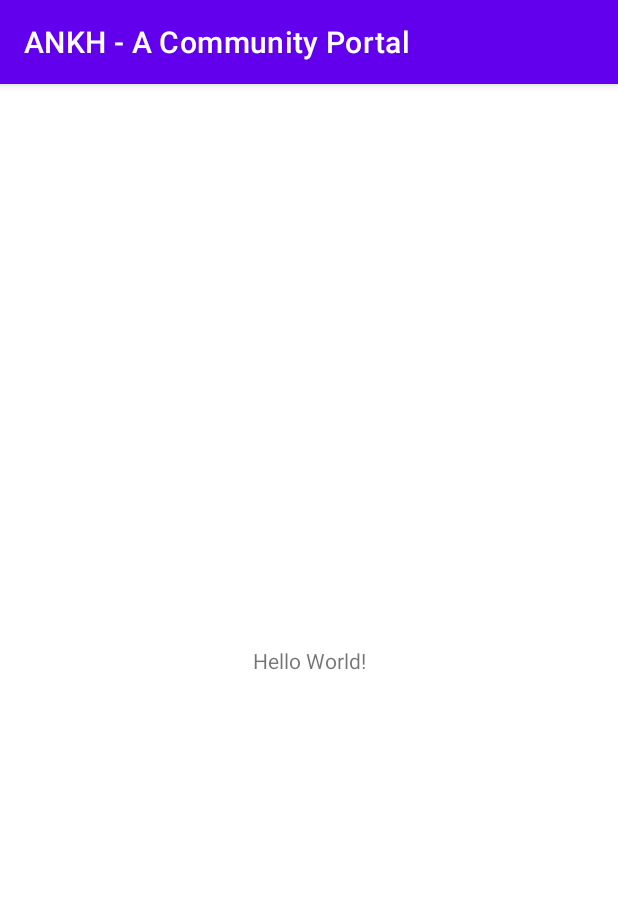
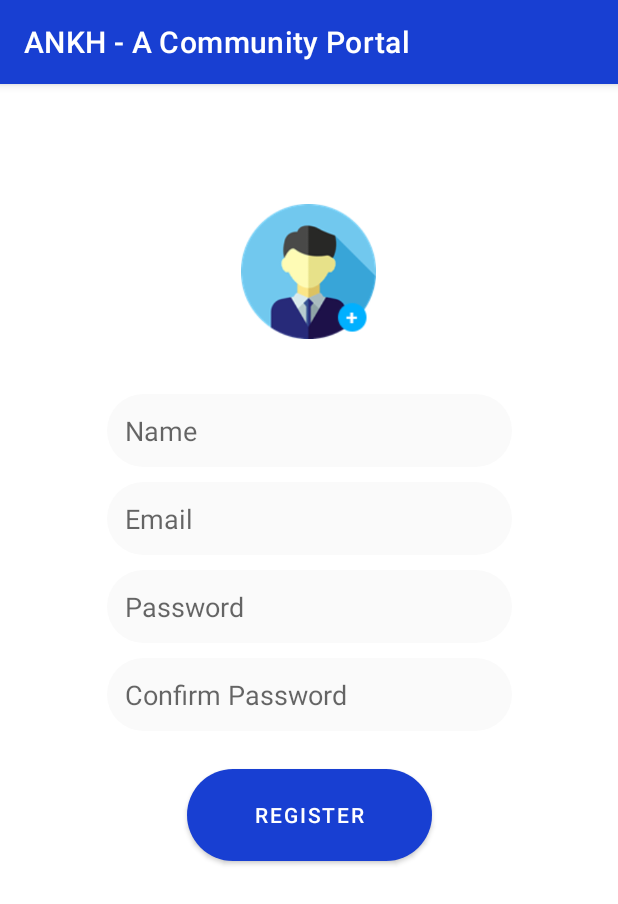
Before and after one commit to AkP2809/ANKH-A_Community_Portal, an Android app: the screen it shows after launch (MainActivity before the commit, RegistrationActivity after it), on a phone screen of 412 x 824 dp. Shown: the top 904 px of the screen. Run offline under Robolectric (Android 15) with nearby library versions, the phone set to English and light mode, and no system bars; our stand-ins replace Firebase (no records; nobody signed in at launch, a user with empty details on screens opened directly).

Commit message:
Registration

```diff
--- a/app/build.gradle
+++ b/app/build.gradle
@@ -1,5 +1,6 @@
 plugins {
     id 'com.android.application'
+    id 'com.google.gms.google-services'
 }
 
 android {
@@ -36,4 +37,9 @@ dependencies {
     testImplementation 'junit:junit:4.+'
     androidTestImplementation 'androidx.test.ext:junit:1.1.1'
     androidTestImplementation 'androidx.test.espresso:espresso-core:3.2.0'
+
+    implementation platform('com.google.firebase:firebase-bom:26.8.0')
+    implementation 'com.google.firebase:firebase-auth'
+    implementation 'com.google.firebase:firebase-storage'
+    implementation 'com.google.firebase:firebase-analytics'
 }
--- a/app/src/main/AndroidManifest.xml
+++ b/app/src/main/AndroidManifest.xml
@@ -1,6 +1,8 @@
 <?xml version="1.0" encoding="utf-8"?>
 <manifest xmlns:android="http://schemas.android.com/apk/res/android"
     package="com.example.ankhcommunity">
+
+    <uses-permission android:name="android.permission.READ_EXTERNAL_STORAGE" />
 
     <application
         android:allowBackup="true"
@@ -9,7 +11,8 @@
         android:roundIcon="@mipmap/ic_launcher_round"
         android:supportsRtl="true"
         android:theme="@style/Theme.ANKHACommunityPortal">
-        <activity android:name=".MainActivity">
+        <activity android:name=".Activities.HomePageActivity"></activity>
+        <activity android:name=".Activities.RegistrationActivity">
             <intent-filter>
                 <action android:name="android.intent.action.MAIN" />
 
--- a/app/src/main/java/com/example/ankhcommunity/MainActivity.java
+++ b/app/src/main/java/com/example/ankhcommunity/Activities/HomePageActivity.java
@@ -1,14 +1,16 @@
-package com.example.ankhcommunity;
+package com.example.ankhcommunity.Activities;
 
 import androidx.appcompat.app.AppCompatActivity;
 
 import android.os.Bundle;
 
-public class MainActivity extends AppCompatActivity {
+import com.example.ankhcommunity.R;
+
+public class HomePageActivity extends AppCompatActivity {
 
     @Override
     protected void onCreate(Bundle savedInstanceState) {
         super.onCreate(savedInstanceState);
-        setContentView(R.layout.activity_main);
+        setContentView(R.layout.activity_home_page);
     }
 }
--- /dev/null
+++ b/app/src/main/res/drawable/reg_btn_style.xml
@@ -0,0 +1,5 @@
+<?xml version="1.0" encoding="utf-8"?>
+<shape xmlns:android="http://schemas.android.com/apk/res/android">
+    <solid android:color="@color/colorPrimary"/>
+    <corners android:radius="40dp"/>
+</shape>
--- /dev/null
+++ b/app/src/main/res/drawable/reg_edittext_style.xml
@@ -0,0 +1,7 @@
+<?xml version="1.0" encoding="utf-8"?>
+<shape xmlns:android="http://schemas.android.com/apk/res/android">
+    <solid android:color="#fafafa"/>
+    <corners android:radius="28dp"/>
+    <padding android:left="12dp" android:right="12dp"
+        android:bottom="12dp" android:top="12dp"/>
+</shape>
--- a/app/src/main/res/layout/activity_main.xml
+++ b/app/src/main/res/layout/activity_home_page.xml
@@ -4,15 +4,6 @@
     xmlns:tools="http://schemas.android.com/tools"
     android:layout_width="match_parent"
     android:layout_height="match_parent"
-    tools:context=".MainActivity">
-
-    <TextView
-        android:layout_width="wrap_content"
-        android:layout_height="wrap_content"
-        android:text="Hello World!"
-        app:layout_constraintBottom_toBottomOf="parent"
-        app:layout_constraintLeft_toLeftOf="parent"
-        app:layout_constraintRight_toRightOf="parent"
-        app:layout_constraintTop_toTopOf="parent" />
+    tools:context=".Activities.HomePageActivity">
 
 </androidx.constraintlayout.widget.ConstraintLayout>
--- /dev/null
+++ b/app/src/main/res/layout/activity_registration.xml
@@ -0,0 +1,113 @@
+<?xml version="1.0" encoding="utf-8"?>
+<androidx.constraintlayout.widget.ConstraintLayout xmlns:android="http://schemas.android.com/apk/res/android"
+    xmlns:app="http://schemas.android.com/apk/res-auto"
+    xmlns:tools="http://schemas.android.com/tools"
+    android:layout_width="match_parent"
+    android:layout_height="match_parent"
+    tools:context=".Activities.RegistrationActivity">
+
+    <ImageView
+        android:id="@+id/regPhoto"
+        android:layout_width="90dp"
+        android:layout_height="90dp"
+        android:layout_marginTop="80dp"
+        android:contentDescription="TODO"
+        android:src="@drawable/userphoto"
+        android:visibility="visible"
+        app:layout_constraintBottom_toTopOf="@+id/regName"
+        app:layout_constraintEnd_toEndOf="parent"
+        app:layout_constraintHorizontal_bias="0.498"
+        app:layout_constraintStart_toStartOf="parent"
+        app:layout_constraintTop_toTopOf="parent"
+        app:layout_constraintVertical_bias="0.0"
+        tools:visibility="visible" />
+
+    <androidx.constraintlayout.widget.Guideline
+        android:id="@+id/guideline"
+        android:layout_width="wrap_content"
+        android:layout_height="wrap_content"
+        android:orientation="horizontal"
+        app:layout_constraintGuide_begin="324dp" />
+
+    <EditText
+        android:id="@+id/regName"
+        android:layout_width="270dp"
+        android:layout_height="wrap_content"
+        android:layout_marginStart="8dp"
+        android:layout_marginEnd="8dp"
+        android:layout_marginBottom="10dp"
+        android:background="@drawable/reg_edittext_style"
+        android:ems="10"
+        android:hint="Name"
+        android:inputType="textPersonName"
+        app:layout_constraintBottom_toTopOf="@+id/regEmail"
+        app:layout_constraintEnd_toEndOf="parent"
+        app:layout_constraintStart_toStartOf="parent" />
+
+    <EditText
+        android:id="@+id/regEmail"
+        android:layout_width="270dp"
+        android:layout_height="wrap_content"
+        android:layout_marginStart="8dp"
+        android:layout_marginEnd="8dp"
+        android:layout_marginBottom="10dp"
+        android:background="@drawable/reg_edittext_style"
+        android:ems="10"
+        android:hint="Email"
+        android:inputType="textPersonName"
+        app:layout_constraintBottom_toTopOf="@+id/guideline"
+        app:layout_constraintEnd_toEndOf="parent"
+        app:layout_constraintStart_toStartOf="parent" />
+
+    <EditText
+        android:id="@+id/regPassword"
+        android:layout_width="270dp"
+        android:layout_height="wrap_content"
+        android:layout_marginStart="8dp"
+        android:layout_marginEnd="8dp"
+        android:background="@drawable/reg_edittext_style"
+        android:ems="10"
+        android:hint="Password"
+        android:inputType="textPassword"
+        app:layout_constraintEnd_toEndOf="parent"
+        app:layout_constraintStart_toStartOf="parent"
+        app:layout_constraintTop_toTopOf="@+id/guideline" />
+
+    <EditText
+        android:id="@+id/regConfirmPassword"
+        android:layout_width="270dp"
+        android:layout_height="wrap_content"
+        android:layout_marginStart="8dp"
+        android:layout_marginTop="10dp"
+        android:layout_marginEnd="8dp"
+        android:background="@drawable/reg_edittext_style"
+        android:ems="10"
+        android:hint="Confirm Password"
+        android:inputType="textPassword"
+        app:layout_constraintEnd_toEndOf="parent"
+        app:layout_constraintStart_toStartOf="parent"
+        app:layout_constraintTop_toBottomOf="@+id/regPassword" />
+
+    <Button
+        android:id="@+id/regBtn"
+        android:layout_width="163dp"
+        android:layout_height="61dp"
+        android:layout_marginBottom="28dp"
+        android:background="@drawable/reg_btn_style"
+        android:text="Register"
+        app:layout_constraintBottom_toBottomOf="parent"
+        app:layout_constraintEnd_toEndOf="parent"
+        app:layout_constraintStart_toStartOf="parent"
+        app:layout_constraintTop_toBottomOf="@+id/regConfirmPassword"
+        app:layout_constraintVertical_bias="0.103" />
+
+    <ProgressBar
+        android:id="@+id/progressBar"
+        style="?android:attr/progressBarStyle"
+        android:layout_width="wrap_content"
+        android:layout_height="wrap_content"
+        app:layout_constraintBottom_toBottomOf="@+id/regBtn"
+        app:layout_constraintEnd_toEndOf="@+id/regBtn"
+        app:layout_constraintStart_toStartOf="@+id/regBtn"
+        app:layout_constraintTop_toTopOf="@+id/regBtn" />
+</androidx.constraintlayout.widget.ConstraintLayout>
--- a/app/src/main/res/values-night/themes.xml
+++ /dev/null
@@ -1,16 +0,0 @@
-<resources xmlns:tools="http://schemas.android.com/tools">
-    <!-- Base application theme. -->
-    <style name="Theme.ANKHACommunityPortal" parent="Theme.MaterialComponents.DayNight.DarkActionBar">
-        <!-- Primary brand color. -->
-        <item name="colorPrimary">@color/purple_200</item>
-        <item name="colorPrimaryVariant">@color/purple_700</item>
-        <item name="colorOnPrimary">@color/black</item>
-        <!-- Secondary brand color. -->
-        <item name="colorSecondary">@color/teal_200</item>
-        <item name="colorSecondaryVariant">@color/teal_200</item>
-        <item name="colorOnSecondary">@color/black</item>
-        <!-- Status bar color. -->
-        <item name="android:statusBarColor" tools:targetApi="l">?attr/colorPrimaryVariant</item>
-        <!-- Customize your theme here. -->
-    </style>
-</resources>
--- a/app/src/main/res/values/colors.xml
+++ b/app/src/main/res/values/colors.xml
@@ -1,10 +1,7 @@
 <?xml version="1.0" encoding="utf-8"?>
 <resources>
-    <color name="purple_200">#FFBB86FC</color>
-    <color name="purple_500">#FF6200EE</color>
-    <color name="purple_700">#FF3700B3</color>
-    <color name="teal_200">#FF03DAC5</color>
-    <color name="teal_700">#FF018786</color>
-    <color name="black">#FF000000</color>
     <color name="white">#FFFFFFFF</color>
+    <color name="colorPrimary">#183FD2</color>
+    <color name="colorPrimaryDark">#183FD2</color>
+    <color name="colorAccent">#183FD2</color>
 </resources>
--- a/app/src/main/res/values/themes.xml
+++ b/app/src/main/res/values/themes.xml
@@ -1,14 +1,14 @@
 <resources xmlns:tools="http://schemas.android.com/tools">
     <!-- Base application theme. -->
-    <style name="Theme.ANKHACommunityPortal" parent="Theme.MaterialComponents.DayNight.DarkActionBar">
+    <style name="Theme.ANKHACommunityPortal" parent="Theme.MaterialComponents.Light.DarkActionBar">
         <!-- Primary brand color. -->
-        <item name="colorPrimary">@color/purple_500</item>
-        <item name="colorPrimaryVariant">@color/purple_700</item>
+        <item name="colorPrimary">@color/colorPrimary</item>
+        <item name="colorPrimaryVariant">@color/colorPrimary</item>
         <item name="colorOnPrimary">@color/white</item>
         <!-- Secondary brand color. -->
-        <item name="colorSecondary">@color/teal_200</item>
-        <item name="colorSecondaryVariant">@color/teal_700</item>
-        <item name="colorOnSecondary">@color/black</item>
+        <item name="colorSecondary">@color/colorPrimaryDark</item>
+        <item name="colorSecondaryVariant">@color/colorPrimaryDark</item>
+        <item name="colorOnSecondary">@color/white</item>
         <!-- Status bar color. -->
         <item name="android:statusBarColor" tools:targetApi="l">?attr/colorPrimaryVariant</item>
         <!-- Customize your theme here. -->
--- a/build.gradle
+++ b/build.gradle
@@ -6,7 +6,7 @@ buildscript {
     }
     dependencies {
         classpath 'com.android.tools.build:gradle:4.1.3'
-
+        classpath 'com.google.gms:google-services:4.3.5'
         // NOTE: Do not place your application dependencies here; they belong
         // in the individual module build.gradle files
     }
```
Also changed, not shown: app/src/main/java/com/example/ankhcommunity/Activities/RegistrationActivity.java (added, +201 -0 lines), app/src/main/res/drawable/userphoto.png (added).
